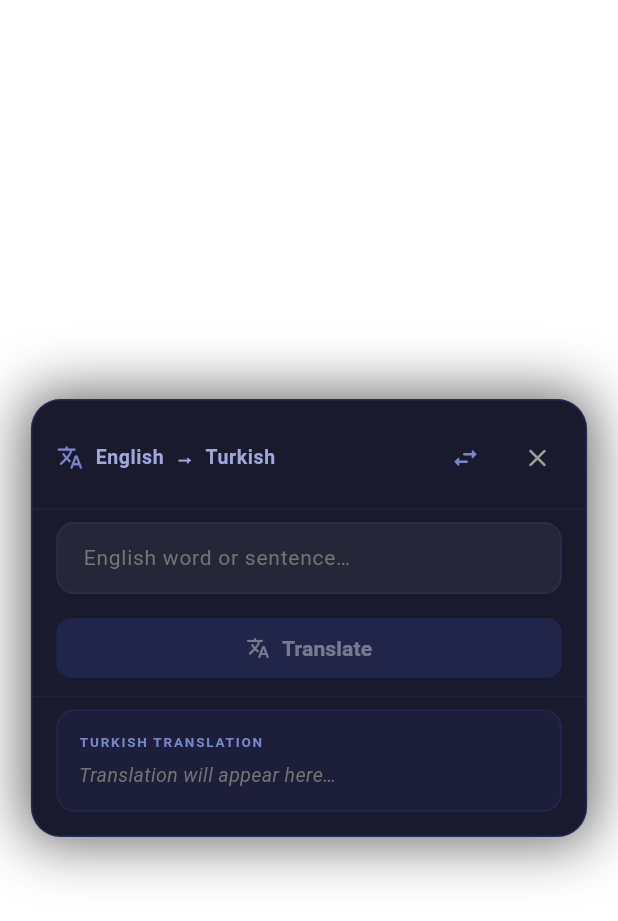
After one commit to ertugrulergun23/Lanuage-App, a Flutter app: the TranslatePopupView screen opened directly, on a phone screen of 412 x 824 dp. The commit adds this screen. Shown: the top 921 px of the screen. Run offline on Flutter 3.47's test engine with Material 3 defaults, Android fonts, the phone set to English and light mode, and no system bars; our stand-ins replace connectivity_plus, file_picker, pdf, sqflite; missing offline and left inert: translator; accounts and stored records are empty.

Commit message:
fourteen commit

```diff
--- /dev/null
+++ b/lib/screens/translate_popup_view.dart
@@ -0,0 +1,468 @@
+import 'package:flutter/material.dart';
+import 'package:flutter/services.dart';
+
+import '../services/api_service.dart';
+import '../services/db_service.dart';
+import '../models/word.dart';
+
+// MethodChannel identifier — must match TranslatePopupActivity.CHANNEL
+const _kChannel = 'com.example.language_app/process_text';
+
+/// Entry point for the popup route ("/popup").
+///
+/// [PopupApp] is a minimal, self-contained Flutter app that wraps
+/// [TranslatePopupView].  It does NOT use Provider or the main AppState —
+/// services are called directly to keep the engine lightweight.
+class PopupApp extends StatelessWidget {
+  const PopupApp({super.key});
+
+  @override
+  Widget build(BuildContext context) {
+    return MaterialApp(
+      debugShowCheckedModeBanner: false,
+      themeMode: ThemeMode.dark,
+      darkTheme: ThemeData(
+        useMaterial3: true,
+        brightness: Brightness.dark,
+        colorScheme: ColorScheme.fromSeed(
+          seedColor: Colors.indigo,
+          brightness: Brightness.dark,
+          primary: Colors.indigo[300]!,
+        ),
+      ),
+      // Transparent scaffold so the translucent Activity shows through
+      theme: ThemeData(
+        scaffoldBackgroundColor: Colors.transparent,
+      ),
+      home: const TranslatePopupView(),
+    );
+  }
+}
+
+/// Floating translate card displayed over the calling app.
+///
+/// Behaviour:
+///   • Receives the user's selected text via MethodChannel and pre-fills the
+///     input field.
+///   • Calls [ApiService.translate] directly (English → Turkish by default).
+///   • Calls [DatabaseService.insertWord] to add the pair to the shared DB.
+///   • Tapping outside the card or pressing Back calls [SystemNavigator.pop],
+///     which finishes the Activity and returns to the calling app.
+class TranslatePopupView extends StatefulWidget {
+  const TranslatePopupView({super.key});
+
+  @override
+  State<TranslatePopupView> createState() => _TranslatePopupViewState();
+}
+
+class _TranslatePopupViewState extends State<TranslatePopupView>
+    with SingleTickerProviderStateMixin {
+  // ── Services ───────────────────────────────────────────────────────────────
+  final _api = ApiService();
+  final _db = DatabaseService.instance;
+
+  // ── Channel ────────────────────────────────────────────────────────────────
+  static const _channel = MethodChannel(_kChannel);
+
+  // ── Local state ────────────────────────────────────────────────────────────
+  final _inputController = TextEditingController();
+  String _output = '';
+  bool _isTranslating = false;
+  bool _addedSuccessfully = false;
+  bool _isEnglishToTurkish = true;
+
+  // ── Animation ──────────────────────────────────────────────────────────────
+  late final AnimationController _animCtrl;
+  late final Animation<double> _scaleAnim;
+  late final Animation<double> _fadeAnim;
+
+  @override
+  void initState() {
+    super.initState();
+
+    // Card slide-up animation
+    _animCtrl = AnimationController(
+      vsync: this,
+      duration: const Duration(milliseconds: 280),
+    );
+    _scaleAnim = CurvedAnimation(parent: _animCtrl, curve: Curves.easeOutBack);
+    _fadeAnim = CurvedAnimation(parent: _animCtrl, curve: Curves.easeIn);
+    _animCtrl.forward();
+
+    // Register MethodChannel handler to receive selected text from native side
+    _channel.setMethodCallHandler(_handleMethodCall);
+  }
+
+  Future<dynamic> _handleMethodCall(MethodCall call) async {
+    if (call.method == 'setSelectedText') {
+      final text = (call.arguments as String?) ?? '';
+      if (text.isNotEmpty) {
+        setState(() {
+          _inputController.text = text;
+          _output = '';
+          _addedSuccessfully = false;
+        });
+        // Auto-translate when text arrives from selection
+        await _translate();
+      }
+    }
+  }
+
+  @override
+  void dispose() {
+    _animCtrl.dispose();
+    _inputController.dispose();
+    _channel.setMethodCallHandler(null);
+    super.dispose();
+  }
+
+  // ── Actions ────────────────────────────────────────────────────────────────
+
+  Future<void> _translate() async {
+    final input = _inputController.text.trim();
+    if (input.isEmpty) return;
+
+    setState(() {
+      _isTranslating = true;
+      _addedSuccessfully = false;
+    });
+
+    try {
+      final result = await _api.translate(
+        input,
+        isEnglishToTurkish: _isEnglishToTurkish,
+      );
+      if (mounted) {
+        setState(() => _output = result);
+      }
+    } catch (_) {
+      if (mounted) setState(() => _output = '');
+    } finally {
+      if (mounted) setState(() => _isTranslating = false);
+    }
+  }
+
+  Future<void> _addToLibrary() async {
+    final input = _inputController.text.trim();
+    if (input.isEmpty || _output.isEmpty) return;
+
+    final english = _isEnglishToTurkish ? input : _output;
+    final turkish = _isEnglishToTurkish ? _output : input;
+
+    // Fetch phonetic if possible (fire-and-forget; won't block the UI)
+    String phonetic = '';
+    try {
+      phonetic = await _api.fetchPhonetic(english);
+    } catch (_) {}
+
+    final word = Word(
+      english: english,
+      turkish: turkish,
+      phonetic: phonetic,
+      syncStatus: 'synced',
+    );
+
+    await _db.insertWord(word);
+
+    if (mounted) {
+      setState(() => _addedSuccessfully = true);
+      // Brief success indicator, then close
+      await Future.delayed(const Duration(milliseconds: 1200));
+      _closePopup();
+    }
+  }
+
+  void _swapDirection() {
+    setState(() {
+      final tmp = _inputController.text;
+      _inputController.text = _output;
+      _output = tmp;
+      _isEnglishToTurkish = !_isEnglishToTurkish;
+    });
+  }
+
+  /// Animate out then finish the Activity, returning to the calling app.
+  Future<void> _closePopup() async {
+    await _animCtrl.reverse();
+    SystemNavigator.pop();
+  }
+
+  // ── Build ──────────────────────────────────────────────────────────────────
+
+  @override
+  Widget build(BuildContext context) {
+    // Full-screen transparent scaffold — tapping the dim area closes the popup
+    return Scaffold(
+      backgroundColor: Colors.transparent,
+      body: GestureDetector(
+        onTap: _closePopup,
+        behavior: HitTestBehavior.opaque,
+        child: SafeArea(
+          child: Center(
+            child: FadeTransition(
+              opacity: _fadeAnim,
+              child: ScaleTransition(
+                scale: _scaleAnim,
+                child: GestureDetector(
+                  // Prevent taps inside the card from propagating to the dismiss handler
+                  onTap: () {},
+                  child: _buildCard(context),
+                ),
+              ),
+            ),
+          ),
+        ),
+      ),
+    );
+  }
+
+  Widget _buildCard(BuildContext context) {
+    return Container(
+      width: MediaQuery.of(context).size.width * 0.9,
+      constraints: const BoxConstraints(maxWidth: 420),
+      margin: const EdgeInsets.symmetric(horizontal: 16, vertical: 24),
+      decoration: BoxDecoration(
+        color: const Color(0xFF1A1A2E),
+        borderRadius: BorderRadius.circular(20),
+        border: Border.all(color: Colors.indigo.withOpacity(0.3), width: 1),
+        boxShadow: [
+          BoxShadow(
+            color: Colors.black.withOpacity(0.6),
+            blurRadius: 32,
+            spreadRadius: 4,
+          ),
+        ],
+      ),
+      child: Column(
+        mainAxisSize: MainAxisSize.min,
+        children: [
+          _buildHeader(),
+          _buildDivider(),
+          _buildInputSection(),
+          _buildTranslateButton(),
+          _buildDivider(),
+          _buildOutputSection(),
+          if (_output.isNotEmpty) _buildAddToLibraryButton(),
+          const SizedBox(height: 12),
+        ],
+      ),
+    );
+  }
+
+  // ── Card sections ──────────────────────────────────────────────────────────
+
+  Widget _buildHeader() {
+    return Padding(
+      padding: const EdgeInsets.fromLTRB(16, 14, 8, 10),
+      child: Row(
+        children: [
+          Icon(Icons.translate_rounded,
+              size: 18, color: Colors.indigo[300]),
+          const SizedBox(width: 8),
+          Text(
+            _isEnglishToTurkish ? 'English  →  Turkish' : 'Turkish  →  English',
+            style: TextStyle(
+              fontSize: 13,
+              fontWeight: FontWeight.w600,
+              color: Colors.indigo[200],
+              letterSpacing: 0.4,
+            ),
+          ),
+          const Spacer(),
+          // Swap direction button
+          IconButton(
+            icon: Icon(Icons.swap_horiz_rounded,
+                size: 20, color: Colors.indigo[300]),
+            onPressed: _swapDirection,
+            tooltip: 'Swap direction',
+            constraints: const BoxConstraints(minWidth: 36, minHeight: 36),
+            padding: EdgeInsets.zero,
+          ),
+          // Close button
+          IconButton(
+            icon: Icon(Icons.close_rounded,
+                size: 20, color: Colors.grey[500]),
+            onPressed: _closePopup,
+            tooltip: 'Close',
+            constraints: const BoxConstraints(minWidth: 36, minHeight: 36),
+            padding: EdgeInsets.zero,
+          ),
+        ],
+      ),
+    );
+  }
+
+  Widget _buildInputSection() {
+    return Padding(
+      padding: const EdgeInsets.fromLTRB(16, 8, 16, 4),
+      child: TextField(
+        controller: _inputController,
+        maxLines: 3,
+        minLines: 1,
+        style: const TextStyle(
+          color: Colors.white,
+          fontSize: 15,
+          fontWeight: FontWeight.w400,
+        ),
+        decoration: InputDecoration(
+          hintText: _isEnglishToTurkish
+              ? 'English word or sentence…'
+              : 'Türkçe kelime veya cümle…',
+          hintStyle: TextStyle(color: Colors.grey[600], fontSize: 14),
+          filled: true,
+          fillColor: Colors.white.withOpacity(0.05),
+          contentPadding:
+              const EdgeInsets.symmetric(horizontal: 14, vertical: 10),
+          border: OutlineInputBorder(
+            borderRadius: BorderRadius.circular(12),
+            borderSide: BorderSide(color: Colors.indigo.withOpacity(0.25)),
+          ),
+          enabledBorder: OutlineInputBorder(
+            borderRadius: BorderRadius.circular(12),
+            borderSide: BorderSide(color: Colors.indigo.withOpacity(0.2)),
+          ),
+          focusedBorder: OutlineInputBorder(
+            borderRadius: BorderRadius.circular(12),
+            borderSide: BorderSide(color: Colors.indigo[400]!, width: 1.5),
+          ),
+          // Clear button
+          suffixIcon: _inputController.text.isNotEmpty
+              ? IconButton(
+                  icon:
+                      Icon(Icons.clear_rounded, size: 16, color: Colors.grey[600]),
+                  onPressed: () => setState(() {
+                    _inputController.clear();
+                    _output = '';
+                  }),
+                )
+              : null,
+        ),
+        onChanged: (_) => setState(() {}),
+        onSubmitted: (_) => _translate(),
+      ),
+    );
+  }
+
+  Widget _buildTranslateButton() {
+    final canTranslate =
+        _inputController.text.trim().isNotEmpty && !_isTranslating;
+
+    return Padding(
+      padding: const EdgeInsets.fromLTRB(16, 8, 16, 8),
+      child: SizedBox(
+        width: double.infinity,
+        child: ElevatedButton.icon(
+          onPressed: canTranslate ? _translate : null,
+          icon: _isTranslating
+              ? const SizedBox(
+                  width: 14,
+                  height: 14,
+                  child: CircularProgressIndicator(
+                    strokeWidth: 2,
+                    valueColor: AlwaysStoppedAnimation<Color>(Colors.white),
+                  ),
+                )
+              : const Icon(Icons.translate_rounded, size: 16),
+          label: Text(
+            _isTranslating ? 'Translating…' : 'Translate',
+            style: const TextStyle(fontWeight: FontWeight.w600, fontSize: 14),
+          ),
+          style: ElevatedButton.styleFrom(
+            backgroundColor: Colors.indigo[700],
+            disabledBackgroundColor: Colors.indigo.withOpacity(0.2),
+            foregroundColor: Colors.white,
+            disabledForegroundColor: Colors.white38,
+            padding: const EdgeInsets.symmetric(vertical: 10),
+            shape: RoundedRectangleBorder(
+              borderRadius: BorderRadius.circular(10),
+            ),
+          ),
+        ),
+      ),
+    );
+  }
+
+  Widget _buildOutputSection() {
+    return Padding(
+      padding: const EdgeInsets.fromLTRB(16, 8, 16, 4),
+      child: Container(
+        width: double.infinity,
+        constraints: const BoxConstraints(minHeight: 56),
+        padding: const EdgeInsets.all(14),
+        decoration: BoxDecoration(
+          color: Colors.indigo.withOpacity(0.08),
+          borderRadius: BorderRadius.circular(12),
+          border: Border.all(color: Colors.indigo.withOpacity(0.18)),
+        ),
+        child: Column(
+          crossAxisAlignment: CrossAxisAlignment.start,
+          children: [
+            Text(
+              _isEnglishToTurkish ? 'TURKISH TRANSLATION' : 'ENGLISH TRANSLATION',
+              style: TextStyle(
+                fontSize: 9,
+                fontWeight: FontWeight.bold,
+                color: Colors.indigo[300],
+                letterSpacing: 1.2,
+              ),
+            ),
+            const SizedBox(height: 6),
+            _output.isNotEmpty
+                ? SelectableText(
+                    _output,
+                    style: const TextStyle(
+                      fontSize: 15,
+                      fontWeight: FontWeight.w500,
+                      color: Colors.white,
+                      height: 1.4,
+                    ),
+                  )
+                : Text(
+                    'Translation will appear here…',
+                    style: TextStyle(
+                      color: Colors.grey[600],
+                      fontStyle: FontStyle.italic,
+                      fontSize: 13,
+                    ),
+                  ),
+          ],
+        ),
+      ),
+    );
+  }
+
+  Widget _buildAddToLibraryButton() {
+    return Padding(
+      padding: const EdgeInsets.fromLTRB(16, 8, 16, 0),
+      child: SizedBox(
+        width: double.infinity,
+        child: ElevatedButton.icon(
+          onPressed: _addedSuccessfully ? null : _addToLibrary,
+          icon: Icon(
+            _addedSuccessfully ? Icons.check_circle_rounded : Icons.bookmark_add_rounded,
+            size: 16,
+          ),
+          label: Text(
+            _addedSuccessfully ? 'Added to Library!' : 'Add to Library',
+            style: const TextStyle(fontWeight: FontWeight.w600, fontSize: 14),
+          ),
+          style: ElevatedButton.styleFrom(
+            backgroundColor:
+                _addedSuccessfully ? Colors.teal[700] : Colors.indigo[600],
+            foregroundColor: Colors.white,
+            padding: const EdgeInsets.symmetric(vertical: 10),
+            shape: RoundedRectangleBorder(
+              borderRadius: BorderRadius.circular(10),
+            ),
+          ),
+        ),
+      ),
+    );
+  }
+
+  Widget _buildDivider() => Divider(
+        height: 1,
+        thickness: 0.5,
+        color: Colors.white.withOpacity(0.07),
+      );
+}
```
Also changed, not shown: lib/main.dart (+18 -1 lines), 5 other files.
